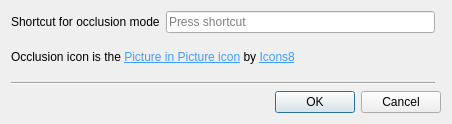
Above: anki/designer/settings.ui from hgiesel/closet before the change. Below: the same form after it.
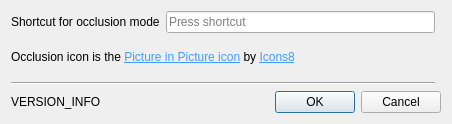
That is the form after the change.

What changed in the file:
```diff
--- a/anki/designer/settings.ui
+++ b/anki/designer/settings.ui
@@ -61,6 +61,13 @@
      </property>
     </widget>
    </item>
+   <item row="3" column="0">
+    <widget class="QLabel" name="versionInfo">
+     <property name="text">
+      <string>VERSION_INFO</string>
+     </property>
+    </widget>
+   </item>
   </layout>
  </widget>
  <resources/>
```
Left out of the diff: 2 changed lines with no effect on the pictures.
